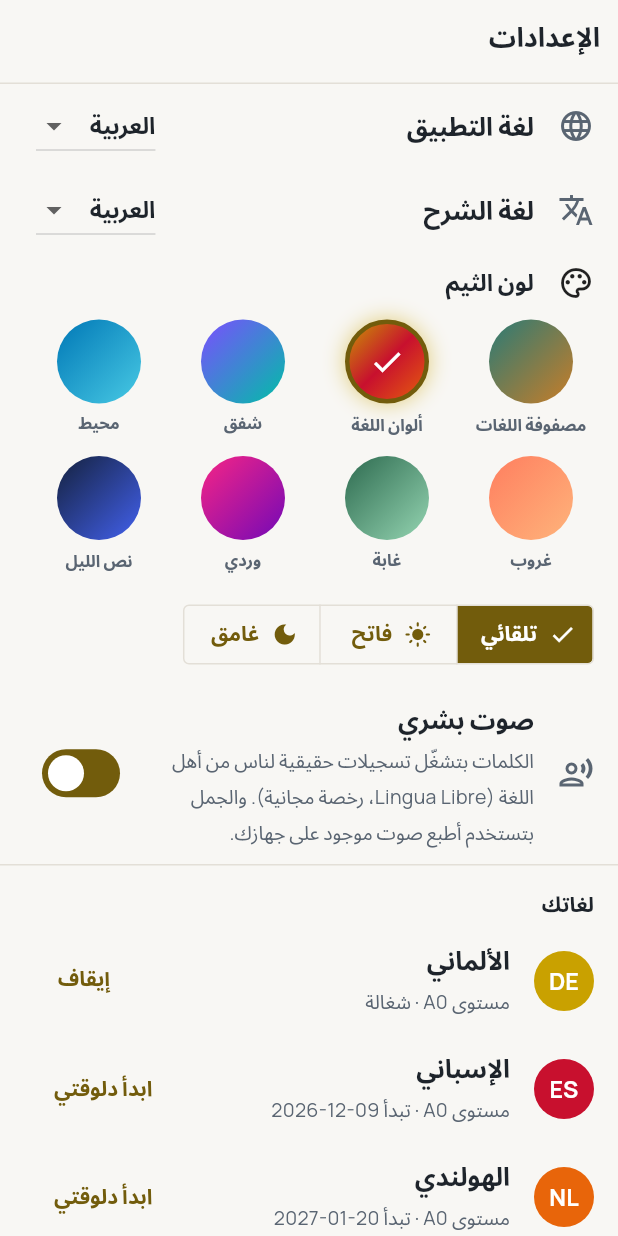
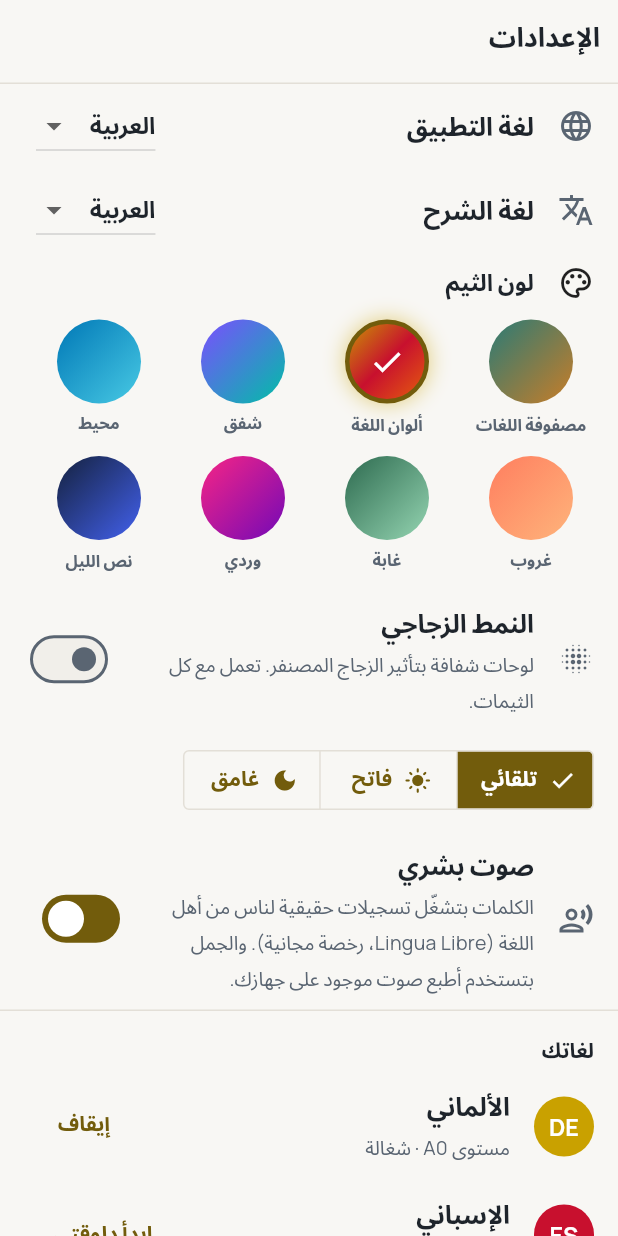
Before and after one commit to MoamenGo/3Langs, a Flutter app: the SettingsScreen screen opened by its route, after a tap on "ألوان اللغة", on a phone screen of 412 x 824 dp. Run offline on Flutter 3.47's test engine with Material 3 defaults, Android fonts, the phone set to English and light mode, and no system bars; our stand-ins replace connectivity_plus, cupertino_ui, flutter_riverpod, flutter_tts, go_router, material_ui and 4 more; missing offline and left inert: dart:js_interop; accounts and stored records are empty; statements that could not run were skipped.

Commit message:
Add a glass style that works with every colour theme
A new Glass style switch in Settings frosts every theme: panels, cards,
the rail and the bottom bar turn translucent with a blur behind them,
over two soft glows in the theme's own colours (the language colour for
the Language theme). Light and dark both work; menus and dialogs stay
nearly opaque for legibility. The choice is kept on the device and read
before the first frame.

Co-Authored-By: Claude Opus 5.5 <noreply@anthropic.com>
Claude-Session: https://claude.ai/code/session_01BdHn24WSsd1B3AdTaHeyuy

```diff
--- a/app/lib/app.dart
+++ b/app/lib/app.dart
@@ -30,11 +30,22 @@ class _ThreeLangAppState extends ConsumerState<ThreeLangApp> {
     final lang = ref.watch(activeLangProvider);
     final appTheme = ref.watch(appThemeProvider).value ?? startup.appTheme;
     final mode = ref.watch(themeModeProvider).value ?? startup.themeMode;
+    final glass = ref.watch(glassProvider).value ?? startup.glass;
     return MaterialApp.router(
       onGenerateTitle: (c) => AppLocalizations.of(c).appTitle,
       debugShowCheckedModeBanner: false,
-      theme: buildTheme(Brightness.light, lang: lang, appTheme: appTheme),
-      darkTheme: buildTheme(Brightness.dark, lang: lang, appTheme: appTheme),
+      theme: buildTheme(
+        Brightness.light,
+        lang: lang,
+        appTheme: appTheme,
+        glass: glass,
+      ),
+      darkTheme: buildTheme(
+        Brightness.dark,
+        lang: lang,
+        appTheme: appTheme,
+        glass: glass,
+      ),
       themeMode: appTheme == AppTheme.midnight ? ThemeMode.dark : mode,
       builder: (context, child) => GlassBackground(
         child: ResponsiveFrame(child: child ?? const SizedBox.shrink()),
--- a/app/lib/core/providers.dart
+++ b/app/lib/core/providers.dart
@@ -56,10 +56,14 @@ class StartupState {
     this.settings,
     this.appTheme = AppTheme.matrix,
     this.themeMode = ThemeMode.system,
+    this.glass = false,
   });
   final UserSettings? settings;
   final AppTheme appTheme;
   final ThemeMode themeMode;
+
+  /// The frosted glass style, which works with every colour theme.
+  final bool glass;
 }
 
 final startupStateProvider = Provider<StartupState>(
@@ -353,6 +357,9 @@ final onboardedProvider = StreamProvider<bool>(
 final appThemeProvider = StreamProvider<AppTheme>(
   (ref) => ref.watch(localDbProvider).watchMeta('theme').map(AppTheme.parse),
 );
+final glassProvider = StreamProvider<bool>(
+  (ref) => ref.watch(localDbProvider).watchMeta('glass').map((v) => v == true),
+);
 final themeModeProvider = StreamProvider<ThemeMode>(
   (ref) => ref
       .watch(localDbProvider)
--- a/app/lib/core/theme.dart
+++ b/app/lib/core/theme.dart
@@ -4,6 +4,10 @@
 //
 // Every colour theme shares this flat paper style; the theme only changes
 // the accent colour. Polyglot Matrix (sage teal + amber) is the default.
+// Any theme can also be switched to the glass style (frosted translucent
+// panels over soft glows in the theme's colours).
+
+import 'dart:ui' show ImageFilter, lerpDouble;
 
 import 'package:material_ui/material_ui.dart';
 
@@ -157,6 +161,7 @@ class GlassColors extends ThemeExtension<GlassColors> {
     required this.blobA,
     required this.blobB,
     required this.base,
+    this.blur = 0,
   });
 
   final Color tint;
@@ -165,6 +170,11 @@ class GlassColors extends ThemeExtension<GlassColors> {
   final Color blobB;
   final Color base;
 
+  /// Frosted-glass blur behind panels; 0 is the flat paper look.
+  final double blur;
+
+  bool get frosted => blur > 0;
+
   @override
   GlassColors copyWith({
     Color? tint,
@@ -172,12 +182,14 @@ class GlassColors extends ThemeExtension<GlassColors> {
     Color? blobA,
     Color? blobB,
     Color? base,
+    double? blur,
   }) => GlassColors(
     tint: tint ?? this.tint,
     border: border ?? this.border,
     blobA: blobA ?? this.blobA,
     blobB: blobB ?? this.blobB,
     base: base ?? this.base,
+    blur: blur ?? this.blur,
   );
 
   @override
@@ -189,6 +201,7 @@ class GlassColors extends ThemeExtension<GlassColors> {
           blobA: Color.lerp(blobA, other.blobA, t)!,
           blobB: Color.lerp(blobB, other.blobB, t)!,
           base: Color.lerp(base, other.base, t)!,
+          blur: lerpDouble(blur, other.blur, t)!,
         );
 }
 
@@ -243,12 +256,13 @@ ThemeData buildTheme(
   Brightness brightness, {
   Lang lang = Lang.de,
   AppTheme appTheme = AppTheme.matrix,
+  bool glass = false,
 }) {
   final dark = brightness == Brightness.dark;
   final base = dark ? MatrixColors.dark : MatrixColors.light;
   // Other themes keep the paper look and only swap the accent colour.
   final seed = appTheme.seed ?? lang.color;
-  final c = appTheme == AppTheme.matrix
+  final accent = appTheme == AppTheme.matrix
       ? base
       : base.copyWith(
           primary: ColorScheme.fromSeed(
@@ -256,6 +270,23 @@ ThemeData buildTheme(
             brightness: brightness,
           ).primary,
         );
+  // Glass: every theme can be frosted. Panels turn translucent over two
+  // soft colour glows taken from the theme, with a blur behind them.
+  final blobs = appTheme.seed == null
+      ? [lang.color, base.amber]
+      : appTheme.gradient;
+  final c = glass
+      ? accent.copyWith(
+          canvas: accent.canvas.withValues(alpha: dark ? 0.55 : 0.6),
+          surface: accent.surface.withValues(alpha: dark ? 0.38 : 0.55),
+          surface2: dark
+              ? Colors.white.withValues(alpha: 0.07)
+              : Colors.white.withValues(alpha: 0.5),
+          rule: dark
+              ? Colors.white.withValues(alpha: 0.14)
+              : Colors.white.withValues(alpha: 0.75),
+        )
+      : accent;
   final scheme =
       ColorScheme.fromSeed(
         seedColor: c.primary,
@@ -288,13 +319,29 @@ ThemeData buildTheme(
         outlineVariant: c.rule,
         surfaceTint: Colors.transparent,
       );
-  final glass = GlassColors(
+  final glassColors = glass
+      ? GlassColors(
+          tint: c.surface,
+          border: c.rule,
+          base: Color.alphaBlend(
+            blobs[0].withValues(alpha: dark ? 0.16 : 0.08),
+            base.canvas,
+          ),
+          blobA: blobs[0].withValues(alpha: dark ? 0.45 : 0.42),
+          blobB: blobs[1].withValues(alpha: dark ? 0.40 : 0.38),
+          blur: 18,
+        )
+      : GlassColors(
           tint: c.surface,
           border: c.rule,
           blobA: c.canvas,
           blobB: c.canvas,
           base: c.canvas,
         );
+  // Menus and dialogs float above the page: keep them nearly opaque.
+  final floating = glass
+      ? base.surface.withValues(alpha: dark ? 0.9 : 0.94)
+      : c.surface;
   final text = _textTheme(c);
   final rule = BorderSide(color: c.rule);
   RoundedRectangleBorder r(double v, [BorderSide side = BorderSide.none]) =>
@@ -311,8 +358,8 @@ ThemeData buildTheme(
     textTheme: text,
     useMaterial3: true,
     scaffoldBackgroundColor: Colors.transparent,
-    canvasColor: c.surface,
-    extensions: [glass, c],
+    canvasColor: floating,
+    extensions: [glassColors, c],
     splashFactory: InkSparkle.constantTurbulenceSeedSplashFactory,
     visualDensity: VisualDensity.standard,
     appBarTheme: AppBarTheme(
@@ -452,12 +499,12 @@ ThemeData buildTheme(
       ),
     ),
     dialogTheme: DialogThemeData(
-      backgroundColor: c.surface,
+      backgroundColor: floating,
       surfaceTintColor: Colors.transparent,
       shape: r(12, rule),
     ),
     bottomSheetTheme: BottomSheetThemeData(
-      backgroundColor: c.surface,
+      backgroundColor: floating,
       surfaceTintColor: Colors.transparent,
       shape: const RoundedRectangleBorder(
         borderRadius: BorderRadius.vertical(top: Radius.circular(12)),
@@ -477,14 +524,15 @@ ThemeData buildTheme(
       textStyle: text.labelMedium!.copyWith(color: c.canvas),
     ),
     popupMenuTheme: PopupMenuThemeData(
-      color: c.surface,
+      color: floating,
       surfaceTintColor: Colors.transparent,
       shape: r(8, rule),
     ),
   );
 }
 
-/// The background of the whole app: flat warm paper.
+/// The background of the whole app: flat warm paper, or soft colour glows
+/// under the glass style.
 class GlassBackground extends StatelessWidget {
   const GlassBackground({super.key, required this.child});
   final Widget child;
@@ -493,7 +541,27 @@ class GlassBackground extends StatelessWidget {
   Widget build(BuildContext context) {
     final g = Theme.of(context).extension<GlassColors>()!;
     rememberSplash(g.base, g.blobA, g.blobB);
-    return ColoredBox(color: g.base, child: child);
+    if (!g.frosted) return ColoredBox(color: g.base, child: child);
+    Widget glow(Alignment at, Color color, double radius) => DecoratedBox(
+      decoration: BoxDecoration(
+        gradient: RadialGradient(
+          center: at,
+          radius: radius,
+          colors: [color, color.withValues(alpha: 0)],
+        ),
+      ),
+    );
+    return ColoredBox(
+      color: g.base,
+      child: Stack(
+        fit: StackFit.expand,
+        children: [
+          glow(const Alignment(-0.9, -0.85), g.blobA, 1.1),
+          glow(const Alignment(0.95, 0.9), g.blobB, 1.2),
+          child,
+        ],
+      ),
+    );
   }
 }
 
@@ -528,10 +596,34 @@ class Glass extends StatelessWidget {
             ? Border(top: BorderSide(color: g.border))
             : Border.all(color: g.border),
       ),
-      child: ClipRRect(
-        borderRadius: BorderRadius.circular(rr),
+      child: Frosted(
+        radius: rr,
         child: Padding(padding: padding, child: child),
       ),
     );
   }
 }
+
+/// Blurs what is behind [child] when the glass style is on; otherwise it
+/// only clips to the rounded corners.
+class Frosted extends StatelessWidget {
+  const Frosted({super.key, required this.child, this.radius = 8});
+  final Widget child;
+  final double radius;
+
+  @override
+  Widget build(BuildContext context) {
+    final g = Theme.of(context).extension<GlassColors>();
+    final clip = BorderRadius.circular(radius);
+    if (g == null || !g.frosted) {
+      return ClipRRect(borderRadius: clip, child: child);
+    }
+    return ClipRRect(
+      borderRadius: clip,
+      child: BackdropFilter(
+        filter: ImageFilter.blur(sigmaX: g.blur, sigmaY: g.blur),
+        child: child,
+      ),
+    );
+  }
+}
--- a/app/lib/features/polyglot/ui.dart
+++ b/app/lib/features/polyglot/ui.dart
@@ -283,7 +283,8 @@ class Panel extends StatelessWidget {
   @override
   Widget build(BuildContext context) {
     final mx = context.mx;
-    return Material(
+    return Frosted(
+      child: Material(
         color: color ?? mx.surface,
         shape: RoundedRectangleBorder(
           borderRadius: BorderRadius.circular(8),
@@ -293,6 +294,7 @@ class Panel extends StatelessWidget {
         child: InkWell(
           onTap: onTap,
           child: Padding(padding: padding, child: child),
+        ),
       ),
     );
   }
--- a/app/lib/features/settings/settings_screen.dart
+++ b/app/lib/features/settings/settings_screen.dart
@@ -13,6 +13,7 @@ import '../../data/models/content.dart';
 import '../../data/models/learner.dart';
 import '../../data/sync/sync_service.dart';
 import '../../core/bidi.dart';
+import '../polyglot/ui.dart' show TrX;
 
 /// Page with the latest Android build, published by the "Android APK"
 /// GitHub workflow.
@@ -274,6 +275,7 @@ class _AppearanceSection extends ConsumerWidget {
     final l = context.l10n;
     final current = ref.watch(appThemeProvider).value ?? AppTheme.matrix;
     final mode = ref.watch(themeModeProvider).value ?? ThemeMode.system;
+    final glass = ref.watch(glassProvider).value ?? false;
     final db = ref.read(localDbProvider);
     final names = {
       AppTheme.matrix: l.themeMatrix,
@@ -315,7 +317,22 @@ class _AppearanceSection extends ConsumerWidget {
                 ),
             ],
           ),
-          const SizedBox(height: 16),
+          const SizedBox(height: 8),
+          SwitchListTile(
+            key: const Key('glass-toggle'),
+            contentPadding: EdgeInsets.zero,
+            secondary: const Icon(Icons.blur_on_rounded),
+            title: BidiText(context.tr('Glass style', 'النمط الزجاجي')),
+            subtitle: BidiText(
+              context.tr(
+                'Frosted, see-through panels. Works with every theme.',
+                'لوحات شفافة بتأثير الزجاج المصنفر. تعمل مع كل الثيمات.',
+              ),
+            ),
+            value: glass,
+            onChanged: (v) => db.setMeta('glass', v),
+          ),
+          const SizedBox(height: 8),
           SegmentedButton<ThemeMode>(
             segments: [
               ButtonSegment(
--- a/app/lib/main.dart
+++ b/app/lib/main.dart
@@ -36,6 +36,7 @@ Future<void> main() async {
     settings: await SettingsRepository(db).get(),
     appTheme: AppTheme.parse(await db.getMeta<String>('theme')),
     themeMode: AppTheme.parseMode(await db.getMeta<String>('theme_mode')),
+    glass: await db.getMeta<bool>('glass') == true,
   );
 
   final polyglot = await PolyglotStore.open(db);
```
Also changed, not shown: app/lib/features/shell/app_shell.dart (+8 -2 lines), 1 other file. Lines whose indentation alone changed are shown as unchanged.
